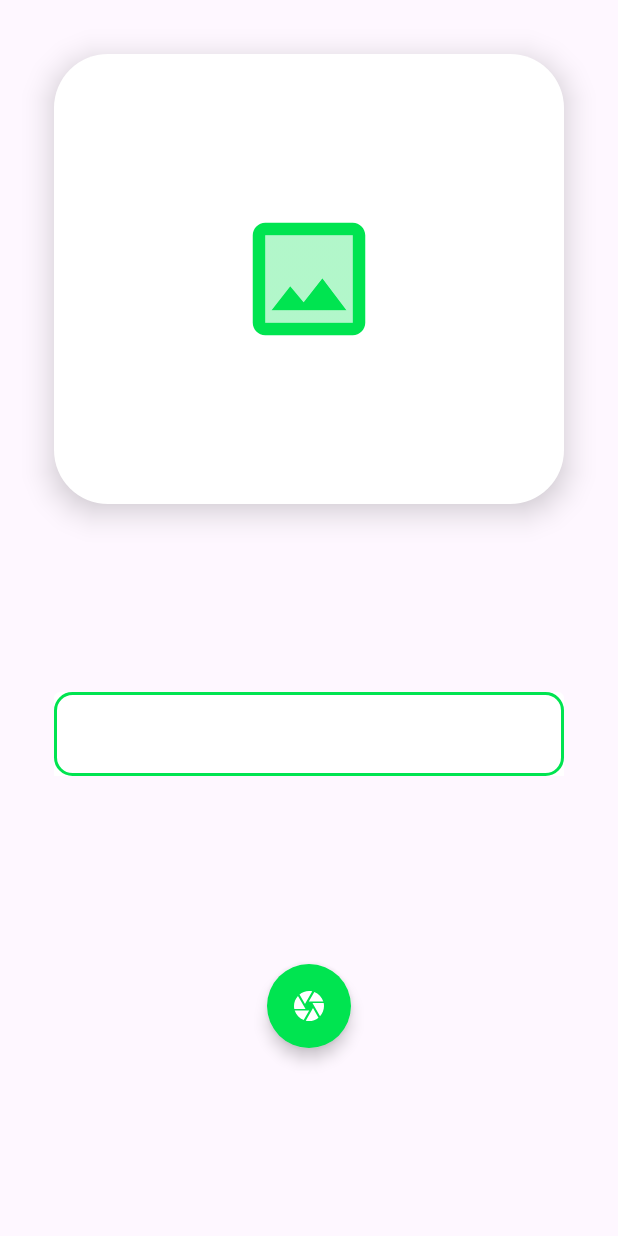
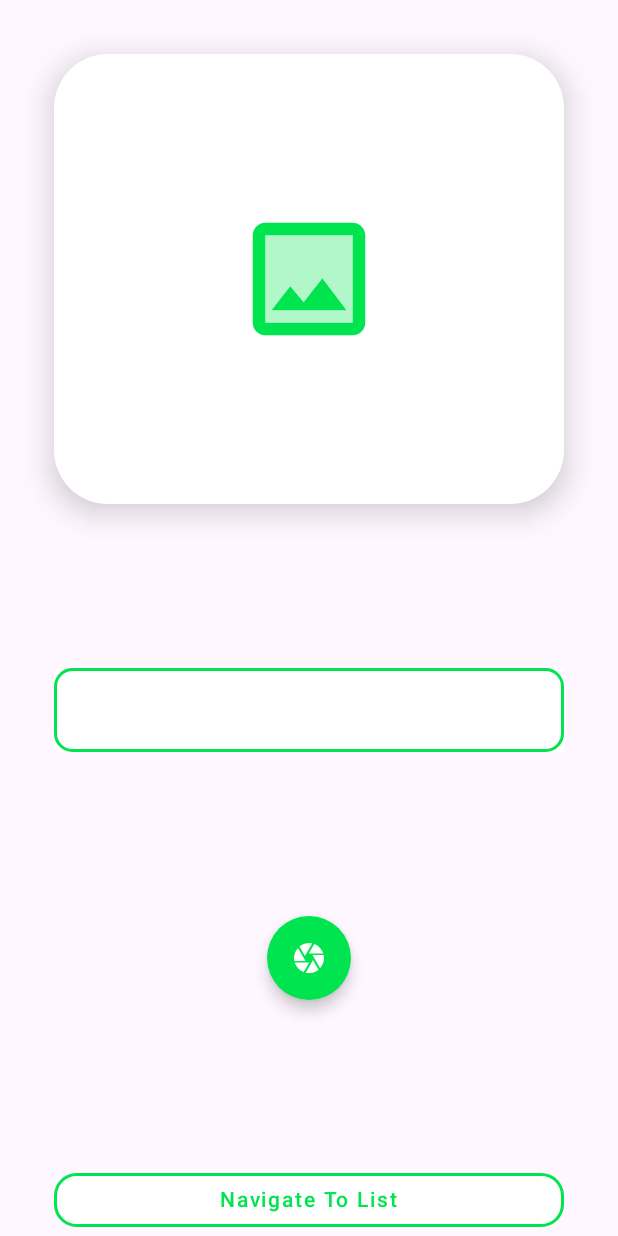
Before and after one commit to JorgeAgulloM/FireStorage, an Android app built with Jetpack Compose: the UploadComposeActivity screen opened directly, with no data from a screen before it, on a phone screen of 412 x 824 dp. Run offline under Robolectric (Android 15) with nearby library versions, the phone set to English and light mode, and no system bars; our stand-ins replace Dagger/Hilt's generated code, Firebase (no records; nobody signed in at launch, a user with empty details on screens opened directly); pictures from the network do not load.

Commit message:
Implemented navigation button

```diff
--- a/app/src/main/java/com/softyorch/firestorage/ui/compose/upload/UploadComposeActivity.kt
+++ b/app/src/main/java/com/softyorch/firestorage/ui/compose/upload/UploadComposeActivity.kt
@@ -35,12 +35,14 @@ import androidx.compose.runtime.mutableStateOf
 import androidx.compose.runtime.remember
 import androidx.compose.runtime.setValue
 import androidx.compose.ui.Alignment
+import androidx.compose.ui.Alignment.Companion.CenterHorizontally
 import androidx.compose.ui.Modifier
 import androidx.compose.ui.focus.FocusRequester
 import androidx.compose.ui.focus.focusRequester
 import androidx.compose.ui.graphics.Color.Companion.Transparent
 import androidx.compose.ui.graphics.Color.Companion.White
 import androidx.compose.ui.layout.ContentScale
+import androidx.compose.ui.platform.LocalContext
 import androidx.compose.ui.platform.LocalFocusManager
 import androidx.compose.ui.res.colorResource
 import androidx.compose.ui.res.painterResource
@@ -52,6 +54,7 @@ import androidx.core.content.FileProvider
 import coil.compose.AsyncImage
 import com.softyorch.firestorage.R
 import com.softyorch.firestorage.databinding.ActivityUploadComposeBinding
+import com.softyorch.firestorage.ui.compose.list.ListComposeActivity
 import dagger.hilt.android.AndroidEntryPoint
 import java.io.File
 import java.text.SimpleDateFormat
@@ -200,6 +203,17 @@ class UploadComposeActivity : AppCompatActivity() {
                 }
             }
             Spacer(modifier = Modifier.weight(1f))
+            val context = LocalContext.current
+            OutlinedButton(
+                onClick = { startActivity(ListComposeActivity.create(context)) },
+                modifier = Modifier.fillMaxWidth()
+                    .padding(horizontal = 36.dp)
+                    .align(CenterHorizontally),
+                border = BorderStroke(2.dp, colorResource(R.color.green)),
+                shape = RoundedCornerShape(42)
+            ) {
+                Text(text = "Navigate To List", color = colorResource(R.color.green))
+            }
         }
     }
 
```
